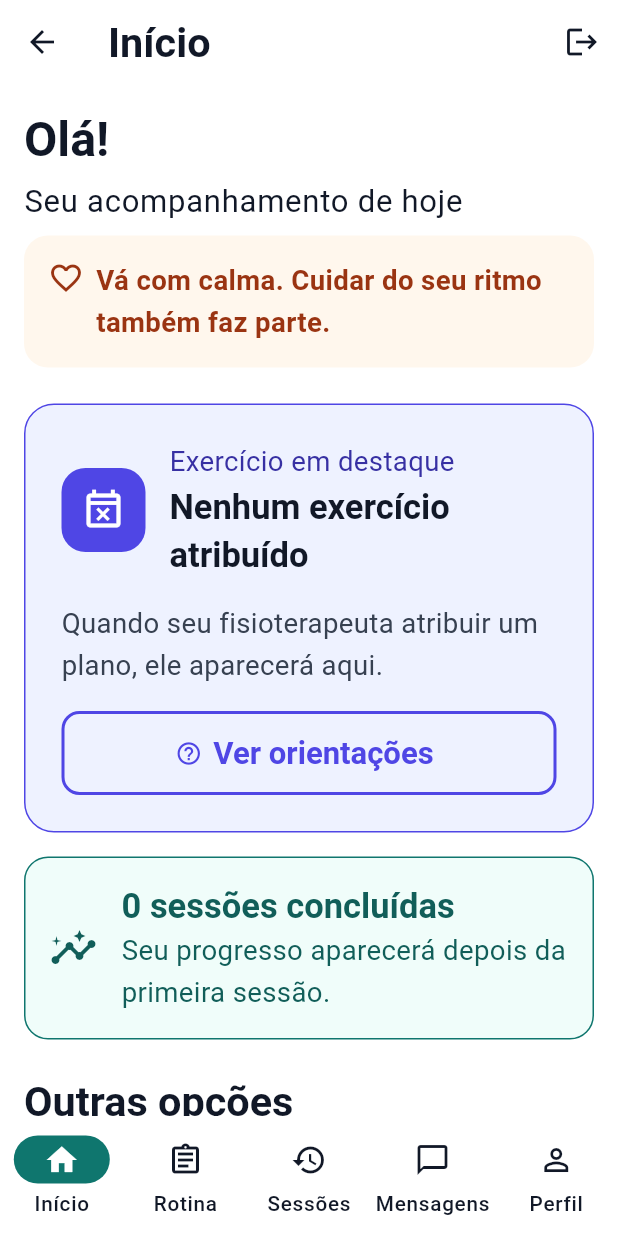
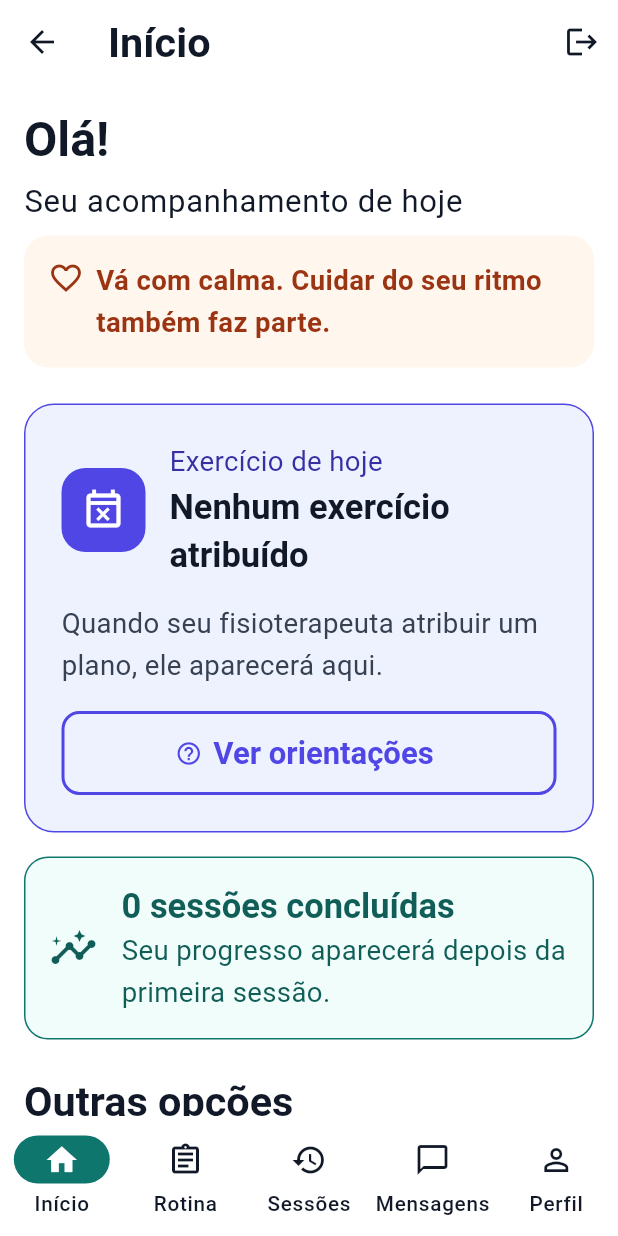
Before and after one commit to skapkun/monitoramento-reabilitacao-pos-avc, a Flutter app: the PatientHomeScreen screen opened by its route, on a phone screen of 412 x 824 dp. Run offline on Flutter 3.47's test engine with Material 3 defaults, Android fonts, the phone set to English and light mode, and no system bars; our stand-ins replace cloud_firestore, firebase_auth, firebase_core, image_picker, printing, share_plus and 1 more; missing offline and left inert: video_thumbnail; accounts and stored records are empty.

Commit message:
feat: organizar rotina diaria do paciente

```diff
--- a/frontend/lib/screens/patient/patient_home_screen.dart
+++ b/frontend/lib/screens/patient/patient_home_screen.dart
@@ -81,8 +81,14 @@ class PatientHomeScreen extends StatelessWidget {
                 stream: clinicalRepository.watchMyPlan(),
                 builder: (context, snapshot) {
                   final plans = snapshot.data ?? const <TherapyPlan>[];
-                  return _TodayExerciseCard(
-                    plan: plans.isEmpty ? null : plans.first,
+                  return StreamBuilder<List<RehabilitationSession>>(
+                    stream: clinicalRepository.watchMySessions(),
+                    builder: (context, sessionSnapshot) => _DailyExercises(
+                      plans: plans,
+                      sessions:
+                          sessionSnapshot.data ??
+                          const <RehabilitationSession>[],
+                    ),
                   );
                 },
               ),
@@ -201,10 +207,139 @@ class _MotivationalMessage extends StatelessWidget {
   );
 }
 
+class _DailyExercises extends StatelessWidget {
+  const _DailyExercises({required this.plans, required this.sessions});
+
+  final List<TherapyPlan> plans;
+  final List<RehabilitationSession> sessions;
+
+  bool _completedToday(String exerciseType) {
+    final now = DateTime.now();
+    return sessions.any((session) {
+      final date = session.createdAt.toLocal();
+      return session.exerciseType == exerciseType &&
+          session.status == 'completed' &&
+          date.year == now.year &&
+          date.month == now.month &&
+          date.day == now.day;
+    });
+  }
+
+  @override
+  Widget build(BuildContext context) {
+    if (plans.isEmpty) {
+      return const _TodayExerciseCard(plan: null, completed: false);
+    }
+    final ordered = [...plans]
+      ..sort((a, b) {
+        final aCompleted = _completedToday(a.exerciseType);
+        final bCompleted = _completedToday(b.exerciseType);
+        if (aCompleted == bCompleted) return 0;
+        return aCompleted ? 1 : -1;
+      });
+    final completed = ordered
+        .where((plan) => _completedToday(plan.exerciseType))
+        .length;
+    final allCompleted = completed == ordered.length;
+
+    return Column(
+      crossAxisAlignment: CrossAxisAlignment.stretch,
+      children: [
+        if (allCompleted)
+          Container(
+            key: const Key('rotina_diaria_concluida'),
+            padding: const EdgeInsets.all(AppSpacing.lg),
+            decoration: BoxDecoration(
+              color: AppColors.successSoft,
+              borderRadius: BorderRadius.circular(20),
+              border: Border.all(color: AppColors.success),
+            ),
+            child: const Column(
+              children: [
+                Icon(
+                  Icons.verified_rounded,
+                  size: 56,
+                  color: AppColors.successSoftText,
+                ),
+                SizedBox(height: AppSpacing.sm),
+                Text(
+                  'Rotina de hoje concluída!',
+                  textAlign: TextAlign.center,
+                  style: TextStyle(
+                    color: AppColors.successSoftText,
+                    fontSize: 22,
+                    fontWeight: FontWeight.w800,
+                  ),
+                ),
+                SizedBox(height: AppSpacing.xs),
+                Text(
+                  'Parabéns pela consistência. Agora descanse e respeite os sinais do seu corpo.',
+                  textAlign: TextAlign.center,
+                ),
+              ],
+            ),
+          )
+        else ...[
+          Row(
+            children: [
+              Expanded(
+                child: Text(
+                  'Exercícios de hoje',
+                  style: Theme.of(context).textTheme.titleLarge,
+                ),
+              ),
+              Text('$completed/${ordered.length} concluídos'),
+            ],
+          ),
+          const SizedBox(height: AppSpacing.sm),
+          LinearProgressIndicator(
+            value: completed / ordered.length,
+            minHeight: 8,
+            borderRadius: BorderRadius.circular(8),
+          ),
+          if (ordered.length > 1) ...[
+            const SizedBox(height: AppSpacing.xs),
+            const Text(
+              'Deslize para o lado para ver os outros exercícios.',
+              style: TextStyle(color: AppColors.textSecondary),
+            ),
+          ],
+        ],
+        const SizedBox(height: AppSpacing.md),
+        SizedBox(
+          height: 300,
+          child: ListView.separated(
+            scrollDirection: Axis.horizontal,
+            itemCount: ordered.length,
+            separatorBuilder: (_, _) => const SizedBox(width: AppSpacing.md),
+            itemBuilder: (context, index) {
+              final plan = ordered[index];
+              return SizedBox(
+                width: MediaQuery.sizeOf(context).width - (AppSpacing.md * 2),
+                child: _TodayExerciseCard(
+                  plan: plan,
+                  completed: _completedToday(plan.exerciseType),
+                  isNext: !allCompleted && index == 0,
+                ),
+              );
+            },
+          ),
+        ),
+      ],
+    );
+  }
+}
+
 class _TodayExerciseCard extends StatelessWidget {
-  const _TodayExerciseCard({required this.plan});
+  const _TodayExerciseCard({
+    required this.plan,
+    required this.completed,
+    this.isNext = false,
+  });
 
   final TherapyPlan? plan;
+  final bool completed;
+  final bool isNext;
 
   @override
   Widget build(BuildContext context) {
@@ -251,7 +386,11 @@ class _TodayExerciseCard extends StatelessWidget {
                     crossAxisAlignment: CrossAxisAlignment.start,
                     children: [
                       Text(
-                        'Exercício em destaque',
+                        completed
+                            ? 'Concluído hoje'
+                            : isNext
+                            ? 'Próximo exercício'
+                            : 'Exercício de hoje',
                         style: Theme.of(context).textTheme.bodyMedium?.copyWith(
                           color: AppColors.primarySoftText,
                         ),
@@ -272,14 +411,16 @@ class _TodayExerciseCard extends StatelessWidget {
               ),
               const SizedBox(height: AppSpacing.md),
               ElevatedButton.icon(
-                key: const Key('iniciar_exercicio_destaque'),
-                onPressed: () => Navigator.pushNamed(
-                  context,
-                  AppRoutes.exercise,
-                  arguments: currentPlan,
-                ),
-                icon: const Icon(Icons.play_arrow),
-                label: const Text('Iniciar exercício'),
+                key: Key('iniciar_${currentPlan.exerciseType}'),
+                onPressed: completed
+                    ? null
+                    : () => Navigator.pushNamed(
+                        context,
+                        AppRoutes.exercise,
+                        arguments: currentPlan,
+                      ),
+                icon: Icon(completed ? Icons.check_circle : Icons.play_arrow),
+                label: Text(completed ? 'Concluído hoje' : 'Iniciar exercício'),
               ),
             ] else ...[
               const SizedBox(height: AppSpacing.md),
```
Also changed, not shown: frontend/lib/screens/patient/processing_screen.dart (+12 -4 lines), 1 other file.
